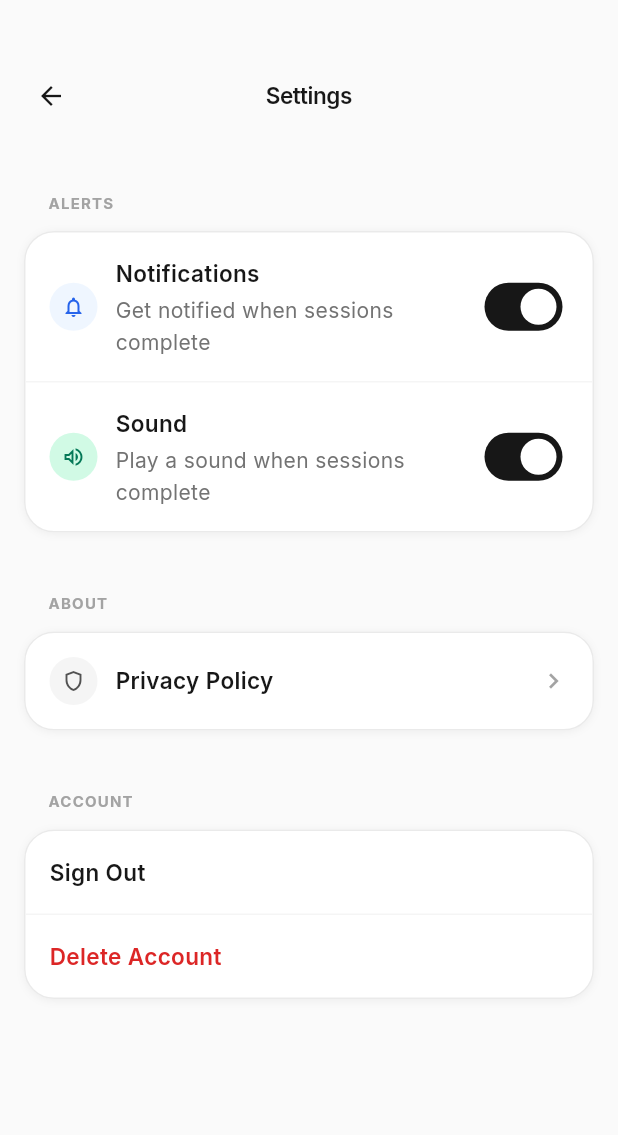
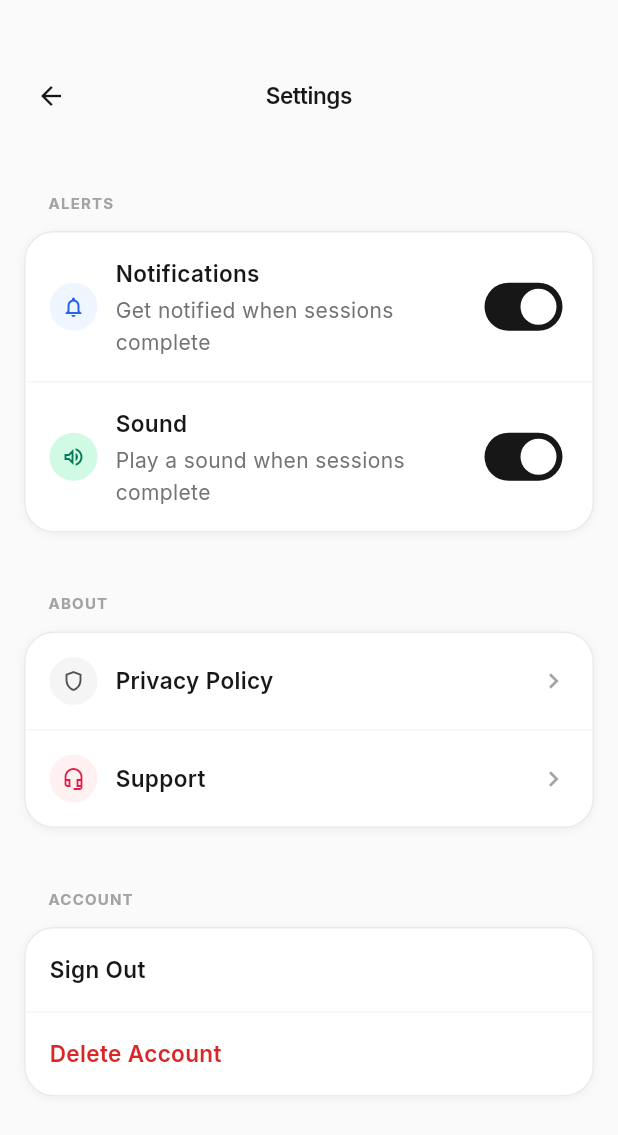
Before and after one commit to ny-randriantsarafara/pomodoro-v2, a Flutter app: the SettingsPage screen opened by its route, on a phone screen of 412 x 824 dp. Shown: the top 1135 px of the screen. Run offline on Flutter 3.47's test engine with Material 3 defaults, Android fonts, the phone set to English and light mode, and no system bars; our stand-ins replace audioplayers, flutter_local_notifications, flutter_riverpod, go_router, lucide_icons, shared_preferences and 3 more; missing offline and left inert: dart:js_interop, flutter_web_auth_2; accounts and stored records are empty.

Commit message:
fix: add support link to settings about section
The /support route existed but was unreachable from within the app.
Add a navigation row in the ABOUT section of settings, next to
Privacy Policy.

```diff
--- a/lib/features/settings/settings_page.dart
+++ b/lib/features/settings/settings_page.dart
@@ -98,6 +98,14 @@ class SettingsPage extends ConsumerWidget {
                         iconFgColor: AppColors.neutral600,
                         title: 'Privacy Policy',
                         onTap: () => context.push('/privacy'),
+                        isDesktop: isDesktop,
+                      ),
+                      _NavigationRow(
+                        icon: Icons.headset_mic_outlined,
+                        iconBgColor: AppColors.rose50,
+                        iconFgColor: AppColors.rose600,
+                        title: 'Support',
+                        onTap: () => context.push('/support'),
                         isDesktop: isDesktop,
                       ),
                     ],
```
